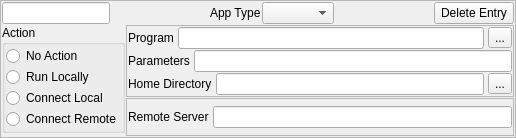
This is mqt/MqtBase/ConfigElementFrame.ui in zsteva/backup-minos2 as Qt 5 draws it before an edit. The edited form follows.
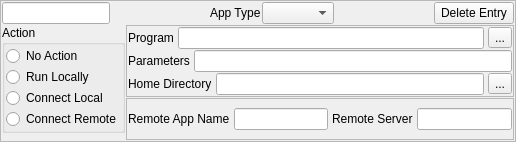
This is the edited form.

```diff
--- a/mqt/MqtBase/ConfigElementFrame.ui
+++ b/mqt/MqtBase/ConfigElementFrame.ui
@@ -7,7 +7,7 @@
     <x>0</x>
     <y>0</y>
     <width>516</width>
-    <height>138</height>
+    <height>142</height>
    </rect>
   </property>
   <property name="windowTitle">
@@ -306,6 +306,16 @@
           <property name="bottomMargin">
            <number>1</number>
           </property>
+          <item>
+           <widget class="QLabel" name="label_6">
+            <property name="text">
+             <string>Remote App Name</string>
+            </property>
+           </widget>
+          </item>
+          <item>
+           <widget class="QLineEdit" name="remoteAppNameEdit"/>
+          </item>
           <item>
            <widget class="QLabel" name="label_3">
             <property name="text">
```
